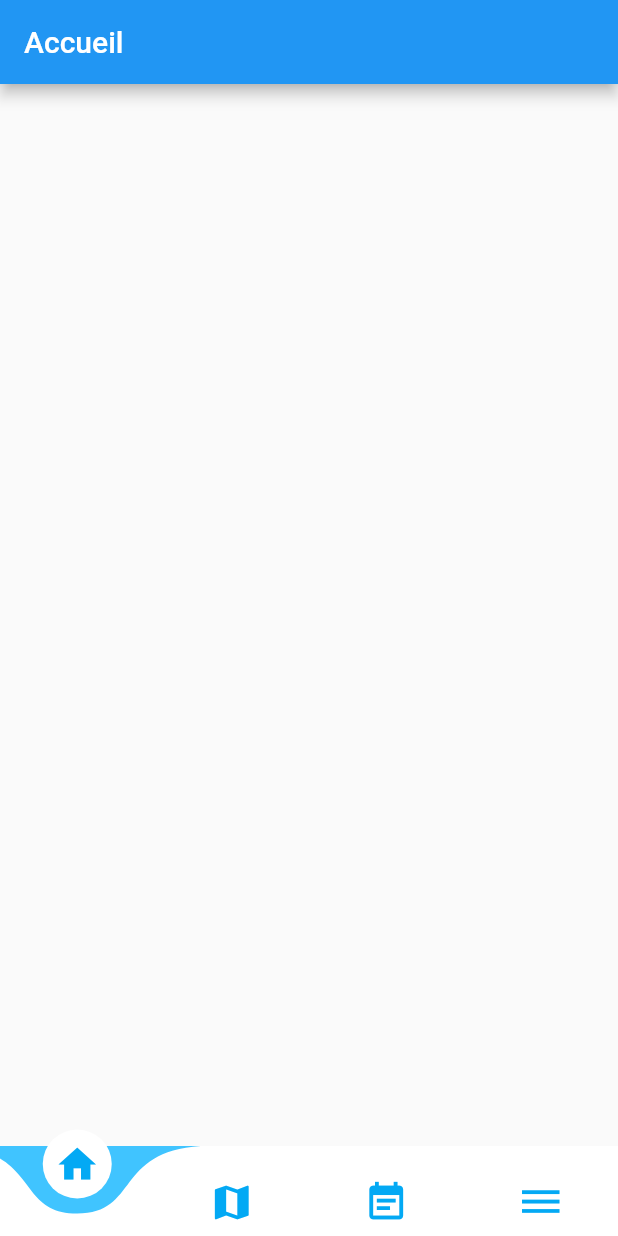
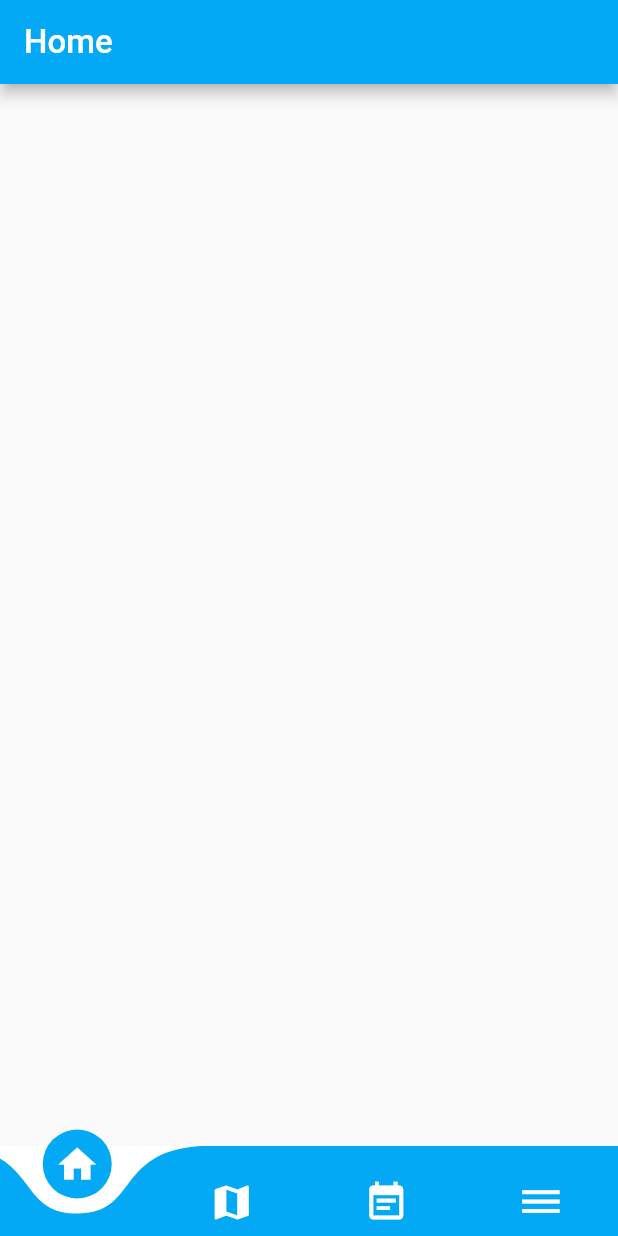
Before and after one commit to fouques1u/ForumHorizonChimie2020, a Flutter app: the screen it shows after launch, on a phone screen of 412 x 824 dp. Run offline on Flutter 3.47's test engine with Material 2 defaults, Android fonts, the light colour scheme and no system bars; drawn by our look-alikes of curved_navigation_bar; our stand-ins replace font_awesome_flutter.

Commit message:
Adding translations, and a theme to the app

```diff
--- a/lang/en.json
+++ b/lang/en.json
@@ -1,5 +1,4 @@
 {
-    "test" : "Hello",
     "settings" : "Settings",
     "languages" : "Languages",
     "firms" : "Firms",
@@ -8,5 +7,7 @@
     "french" : "French",
     "website" : "Website",
     "choose_language" : "Choose the language",
-    "social_media" : "Social media"
+    "social_media" : "Social media",
+    "options" : "Options",
+    "home" : "Home"
 }
--- a/lang/fr.json
+++ b/lang/fr.json
@@ -8,5 +8,8 @@
     "french" : "Français",
     "website" : "Site web",
     "choose_language" : "Choisir la langue",
-    "social_media" : "Réseaux sociaux"
+    "social_media" : "Réseaux sociaux",
+    "options" : "Options",
+    "cv_registering" : "Créneaux CV",
+    "home" : "Accueil"
 }
--- a/lib/curved_bottom_navigation_bar.dart
+++ b/lib/curved_bottom_navigation_bar.dart
@@ -11,28 +11,28 @@ class CurvedBottomNavigationBar extends StatelessWidget {
     return CurvedNavigationBar(
       animationDuration: Duration(milliseconds: 500),
       height: 60,
-      color: Colors.white,
-      backgroundColor: Colors.lightBlueAccent,
+      color: Theme.of(context).accentColor,
+      backgroundColor: Colors.white,
       animationCurve: Curves.ease,
       items: [
         Icon(
           Icons.home,
           size: 30,
-          color: Colors.lightBlue,
+          color: Theme.of(context).primaryColor,
         ),
         Icon(
           Icons.map,
-          color: Colors.lightBlue,
+          color: Theme.of(context).primaryColor,
           size: 30,
         ),
         Icon(
           Icons.event_note,
-          color: Colors.lightBlue,
+          color: Theme.of(context).primaryColor,
           size: 30,
         ),
         Icon(
           Icons.dehaze,
-          color: Colors.lightBlue,
+          color: Theme.of(context).primaryColor,
           size: 30,
         )
       ],
--- a/lib/home_page.dart
+++ b/lib/home_page.dart
@@ -1,4 +1,5 @@
 import 'package:flutter/material.dart';
+import 'package:forum_horizon_chimie/app_localizations.dart';
 import 'package:forum_horizon_chimie/curved_bottom_navigation_bar.dart';
 
 import 'screens/cv_screen.dart';
@@ -28,21 +29,22 @@ class _HomePageState extends State<HomePage> {
 
   @override
   void initState() {
-    _pages = [
-      {'page': HomeScreen(), 'title': 'Accueil'},
-      {'page': MapScreen(controller:  PageController(keepPage: true, initialPage: 2)), 'title': 'Plan'},
-      {'page': CvScreen(), 'title': 'Créneaux CV'},
-      {'page': OptionsScreen(changeLocale: widget.setNewLanguage,), 'title': 'Paramètres'}
+    super.initState();
+
+     _pages = [
+      {'page': HomeScreen(), 'title_code': 'home'},
+      {'page': MapScreen(controller:  PageController(keepPage: true, initialPage: 2)), 'title_code': 'plan'},
+      {'page': CvScreen(), 'title_code': 'cv_registering'},
+      {'page': OptionsScreen(changeLocale: widget.setNewLanguage,), 'title_code': 'options'}
     ];
-
-    super.initState();
   }
 
   @override
   Widget build(BuildContext context) {
     return Scaffold(
       appBar: AppBar(
-        title: Text(_pages[_selectedPageIndex]['title']),
+        backgroundColor: Theme.of(context).accentColor,
+        title: Text(AppLocalizations.of(context).translate(_pages[_selectedPageIndex]['title_code']), style: Theme.of(context).textTheme.title,),
       ),
       body: _pages[_selectedPageIndex]['page'],
       bottomNavigationBar: CurvedBottomNavigationBar(
--- a/lib/main.dart
+++ b/lib/main.dart
@@ -24,8 +24,8 @@ class _MyAppState extends State<MyApp> {
     applic.onLocaleChanged = onLocaleChange;
   }
 
-  onLocaleChange(Locale locale){
-    setState((){
+  onLocaleChange(Locale locale) {
+    setState(() {
       _localeOverrideDelegate = new SpecificLocalizationDelegate(locale);
     });
   }
@@ -35,8 +35,15 @@ class _MyAppState extends State<MyApp> {
     return MaterialApp(
       title: 'Forum Horizon Chimie',
       theme: ThemeData(
-        primarySwatch: Colors.blue,
-      ),
+          primaryColor: Colors.white,
+          accentColor: Colors.lightBlue,
+          bottomAppBarColor: Colors.white,
+          textTheme: TextTheme(
+            title: TextStyle(
+              fontSize: 22,
+              color: Colors.white,
+            ),
+          )),
       home: HomePage(
         title: 'Forum Horizon Chimie',
         setNewLanguage: onLocaleChange,
```
Also changed, not shown: lib/screens/options_screen.dart (+0 -35 lines).
